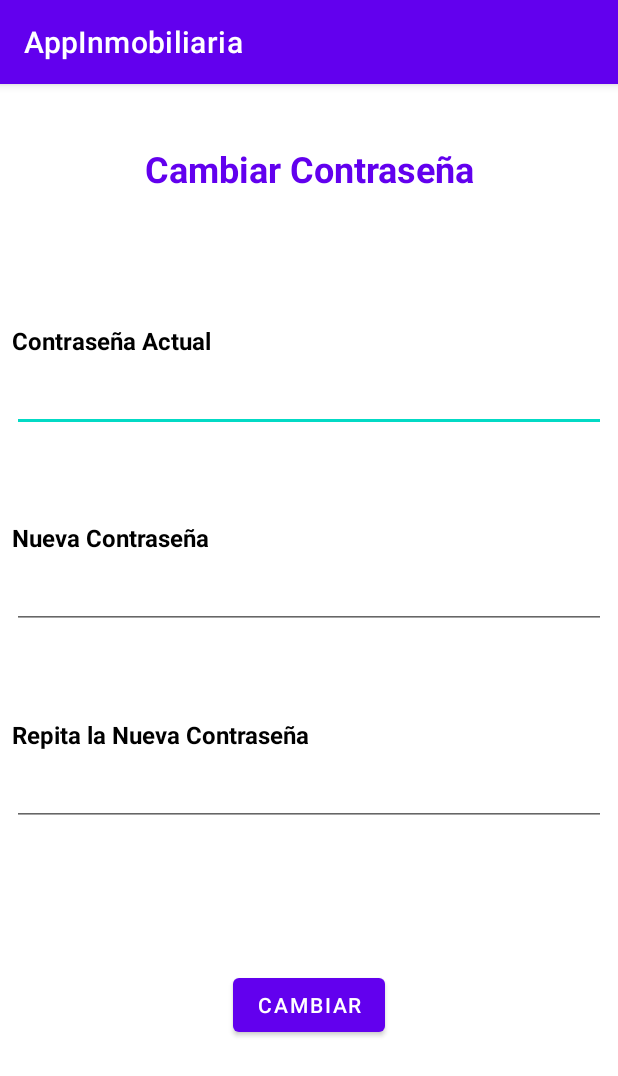
After one commit to Manug95/appMovilInmobiliaria, an Android app: the fragment CambiarContraseniaFragment shown on its own in the app's theme, on a phone screen of 412 x 824 dp. The commit adds this screen. Shown: the top 1076 px of the screen. Run offline under Robolectric (Android 15) with nearby library versions, the phone set to English and light mode, and no system bars.

Commit message:
cambiar contraseña

```diff
--- /dev/null
+++ b/app/src/main/java/com/example/appinmobiliaria/ui/perfil/CambiarContraseniaFragment.java
@@ -0,0 +1,105 @@
+package com.example.appinmobiliaria.ui.perfil;
+
+import androidx.annotation.ColorInt;
+import androidx.lifecycle.Observer;
+import androidx.lifecycle.ViewModelProvider;
+
+import android.os.Bundle;
+
+import androidx.annotation.NonNull;
+import androidx.annotation.Nullable;
+import androidx.fragment.app.Fragment;
+
+import android.view.LayoutInflater;
+import android.view.View;
+import android.view.ViewGroup;
+
+import com.example.appinmobiliaria.R;
+import com.example.appinmobiliaria.databinding.FragmentCambiarContraseniaBinding;
+
+public class CambiarContraseniaFragment extends Fragment {
+    @ColorInt
+    private int COLOR_ERROR;
+    @ColorInt
+    private int COLOR_EXITO;
+    private CambiarContraseniaViewModel viewModel;
+    private FragmentCambiarContraseniaBinding binding;
+
+    public static CambiarContraseniaFragment newInstance() {
+        return new CambiarContraseniaFragment();
+    }
+
+    @Override
+    public View onCreateView(@NonNull LayoutInflater inflater,
+                             @Nullable ViewGroup container,
+                             @Nullable Bundle savedInstanceState)
+    {
+        COLOR_EXITO = getResources().getColor(R.color.success, null);
+        COLOR_ERROR = getResources().getColor(R.color.error, null);
+        binding = FragmentCambiarContraseniaBinding.inflate(inflater, container, false);
+        viewModel = new ViewModelProvider(this).get(CambiarContraseniaViewModel.class);
+
+        viewModel.getMContraseniaCambiada().observe(getViewLifecycleOwner(), new Observer<String>() {
+            @Override
+            public void onChanged(String s) {
+                binding.tvMensajeRespuesta.setText(s);
+                binding.tvMensajeRespuesta.setTextColor(COLOR_EXITO);
+            }
+        });
+
+        viewModel.getMErrorCambiarContrasenia().observe(getViewLifecycleOwner(), new Observer<String>() {
+            @Override
+            public void onChanged(String s) {
+                binding.tvMensajeRespuesta.setText(s);
+                binding.tvMensajeRespuesta.setTextColor(COLOR_ERROR);
+            }
+        });
+
+        viewModel.getMErrorNuevaContrasenia().observe(getViewLifecycleOwner(), new Observer<String>() {
+            @Override
+            public void onChanged(String s) {
+                binding.tvErrorContraseniaNueva.setText(s);
+                binding.tvErrorContraseniaNueva.setTextColor(COLOR_ERROR);
+            }
+        });
+
+        viewModel.getMErrorContraseniaActual().observe(getViewLifecycleOwner(), new Observer<String>() {
+            @Override
+            public void onChanged(String s) {
+                binding.tvErrorContraseniaActual.setText(s);
+                binding.tvErrorContraseniaActual.setTextColor(COLOR_ERROR);
+            }
+        });
+
+        viewModel.getMErrorRepetirContrasenia().observe(getViewLifecycleOwner(), new Observer<String>() {
+            @Override
+            public void onChanged(String s) {
+                binding.tvErrorContraseniaNuevaRepetida.setText(s);
+                binding.tvErrorContraseniaNuevaRepetida.setTextColor(COLOR_ERROR);
+            }
+        });
+
+        binding.btnCambiarContrasenia.setOnClickListener(new View.OnClickListener() {
+            @Override
+            public void onClick(View v) {
+                resetearMensajesError();
+
+                String contraseniaActual = binding.etContraseniaActual.getText().toString();
+                String nuevaContrasenia = binding.etNuevaContrasenia.getText().toString();
+                String repetirContrasenia = binding.etNuevaContraseniaRepetida.getText().toString();
+
+                viewModel.cambiarContrasenia(contraseniaActual, nuevaContrasenia, repetirContrasenia);
+            }
+        });
+
+        return binding.getRoot();
+    }
+
+    private void resetearMensajesError() {
+        binding.tvErrorContraseniaActual.setText("");
+        binding.tvErrorContraseniaNueva.setText("");
+        binding.tvErrorContraseniaNuevaRepetida.setText("");
+        binding.tvMensajeRespuesta.setText("");
+    }
+
+}
--- /dev/null
+++ b/app/src/main/java/com/example/appinmobiliaria/ui/perfil/CambiarContraseniaViewModel.java
@@ -0,0 +1,97 @@
+package com.example.appinmobiliaria.ui.perfil;
+
+import android.app.Application;
+
+import androidx.annotation.NonNull;
+import androidx.lifecycle.AndroidViewModel;
+import androidx.lifecycle.LiveData;
+import androidx.lifecycle.MutableLiveData;
+
+import com.example.appinmobiliaria.modelos.CambiarContrasenia;
+import com.example.appinmobiliaria.request.ApiClient;
+import com.example.appinmobiliaria.util.ResultadoValidacion;
+
+import retrofit2.Call;
+import retrofit2.Callback;
+import retrofit2.Response;
+
+public class CambiarContraseniaViewModel extends AndroidViewModel {
+    private MutableLiveData<String> mErrorContraseniaActual = new MutableLiveData<>();
+    private MutableLiveData<String> mErrorNuevaContrasenia = new MutableLiveData<>();
+    private MutableLiveData<String> mErrorRepetirContrasenia = new MutableLiveData<>();
+    private MutableLiveData<String> mErrorCambiarContrasenia = new MutableLiveData<>();
+    private MutableLiveData<String> mContraseniaCambiada = new MutableLiveData<>();
+
+    public CambiarContraseniaViewModel(@NonNull Application application) {
+        super(application);
+    }
+
+    public LiveData<String> getMErrorContraseniaActual() {
+        return mErrorContraseniaActual;
+    }
+
+    public LiveData<String> getMErrorNuevaContrasenia() {
+        return mErrorNuevaContrasenia;
+    }
+
+    public LiveData<String> getMErrorRepetirContrasenia() {
+        return mErrorRepetirContrasenia;
+    }
+
+    public LiveData<String> getMErrorCambiarContrasenia() {
+        return mErrorCambiarContrasenia;
+    }
+
+    public LiveData<String> getMContraseniaCambiada() {
+        return mContraseniaCambiada;
+    }
+
+    public void cambiarContrasenia(String contraseniaActual, String nuevaContrasenia, String repetirContrasenia) {
+        if (!contraseniasValidas(contraseniaActual, nuevaContrasenia, repetirContrasenia))
+            return;
+
+        String token = ApiClient.leerToken(getApplication());
+        ApiClient.InmobiliariaService api = ApiClient.getInmobiliariaService();
+
+        Call<String> callCambiarContrasenia = api.cambiarContrasenia(token, contraseniaActual, nuevaContrasenia);
+
+        callCambiarContrasenia.enqueue(new Callback<String>() {
+            @Override
+            public void onResponse(Call<String> call, Response<String> response) {
+                if (response.isSuccessful()) {
+                    mContraseniaCambiada.postValue("Contraseña Cambiada");
+                } else {
+                    mErrorCambiarContrasenia.postValue("No se pudo Cambiar la contraseña");
+                }
+            }
+
+            @Override
+            public void onFailure(Call<String> call, Throwable t) {
+                mErrorCambiarContrasenia.postValue("Error al cambiar la contraseña");
+            }
+        });
+
+    }
+
+    private boolean contraseniasValidas(String contraseniaActual, String nuevaContrasenia, String repetirContrasenia) {
+        ResultadoValidacion resultadoValidacion = CambiarContrasenia.validarClaveActual(contraseniaActual);
+        boolean esValida = resultadoValidacion.esValido();
+        if (!resultadoValidacion.esValido()) {
+            mErrorContraseniaActual.setValue(resultadoValidacion.getMensajeError());
+        }
+
+        resultadoValidacion = CambiarContrasenia.validarClaveNueva(nuevaContrasenia);
+        esValida = esValida && resultadoValidacion.esValido();
+        if (!resultadoValidacion.esValido()) {
+            mErrorNuevaContrasenia.setValue(resultadoValidacion.getMensajeError());
+        }
+
+        if (!nuevaContrasenia.equals(repetirContrasenia)) {
+            mErrorRepetirContrasenia.setValue("Las contraseñas no coinciden");
+            mErrorNuevaContrasenia.setValue("Las contraseñas no coinciden");
+            esValida = false;
+        }
+
+        return esValida;
+    }
+}
--- /dev/null
+++ b/app/src/main/res/layout/fragment_cambiar_contrasenia.xml
@@ -0,0 +1,173 @@
+<?xml version="1.0" encoding="utf-8"?>
+<androidx.constraintlayout.widget.ConstraintLayout xmlns:android="http://schemas.android.com/apk/res/android"
+    xmlns:app="http://schemas.android.com/apk/res-auto"
+    xmlns:tools="http://schemas.android.com/tools"
+    android:layout_width="match_parent"
+    android:layout_height="match_parent"
+    tools:context=".ui.perfil.CambiarContraseniaFragment" >
+
+    <TextView
+        android:id="@+id/tvTituloCambiarContrasenia"
+        android:layout_width="match_parent"
+        android:layout_height="wrap_content"
+        android:layout_marginStart="8dp"
+        android:layout_marginTop="40dp"
+        android:layout_marginEnd="8dp"
+        android:text="@string/cambiar_contrasenia"
+        android:textAlignment="center"
+        android:textColor="@color/purple_500"
+        android:textSize="24sp"
+        android:textStyle="bold"
+        app:layout_constraintEnd_toEndOf="parent"
+        app:layout_constraintHorizontal_bias="0.498"
+        app:layout_constraintStart_toStartOf="parent"
+        app:layout_constraintTop_toTopOf="parent" />
+
+    <TextView
+        android:id="@+id/tvMensajeRespuesta"
+        android:layout_width="match_parent"
+        android:layout_height="wrap_content"
+        android:layout_marginStart="8dp"
+        android:layout_marginTop="28dp"
+        android:layout_marginEnd="8dp"
+        android:textAlignment="center"
+        android:textColor="@color/design_default_color_error"
+        app:layout_constraintEnd_toEndOf="parent"
+        app:layout_constraintHorizontal_bias="0.498"
+        app:layout_constraintStart_toStartOf="parent"
+        app:layout_constraintTop_toBottomOf="@+id/tvTituloCambiarContrasenia" />
+
+    <TextView
+        android:id="@+id/textView6"
+        android:layout_width="match_parent"
+        android:layout_height="wrap_content"
+        android:layout_marginStart="8dp"
+        android:layout_marginTop="40dp"
+        android:layout_marginEnd="8dp"
+        android:text="@string/contrasenia_actual"
+        android:labelFor="@+id/etContraseniaActual"
+        android:textColor="@color/black"
+        android:textSize="16sp"
+        android:textStyle="bold"
+        app:layout_constraintEnd_toEndOf="parent"
+        app:layout_constraintHorizontal_bias="0.498"
+        app:layout_constraintStart_toStartOf="parent"
+        app:layout_constraintTop_toBottomOf="@+id/tvMensajeRespuesta" />
+
+    <EditText
+        android:id="@+id/etContraseniaActual"
+        android:layout_width="match_parent"
+        android:layout_height="50dp"
+        android:layout_marginStart="8dp"
+        android:layout_marginEnd="8dp"
+        android:autofillHints="password"
+        android:ems="10"
+        android:inputType="textPassword"
+        app:layout_constraintEnd_toEndOf="parent"
+        app:layout_constraintStart_toStartOf="parent"
+        app:layout_constraintTop_toBottomOf="@+id/textView6" />
+
+    <TextView
+        android:id="@+id/tvErrorContraseniaActual"
+        android:layout_width="match_parent"
+        android:layout_height="wrap_content"
+        android:layout_marginStart="8dp"
+        android:layout_marginEnd="8dp"
+        android:textColor="@color/design_default_color_error"
+        app:layout_constraintEnd_toEndOf="parent"
+        app:layout_constraintStart_toStartOf="parent"
+        app:layout_constraintTop_toBottomOf="@+id/etContraseniaActual" />
+
+    <TextView
+        android:id="@+id/textView4"
+        android:layout_width="match_parent"
+        android:layout_height="wrap_content"
+        android:layout_marginStart="8dp"
+        android:layout_marginTop="40dp"
+        android:layout_marginEnd="8dp"
+        android:text="@string/nueva_contrasenia"
+        android:labelFor="@+id/etNuevaContrasenia"
+        android:textColor="@color/black"
+        android:textSize="16sp"
+        android:textStyle="bold"
+        app:layout_constraintEnd_toEndOf="parent"
+        app:layout_constraintHorizontal_bias="0.0"
+        app:layout_constraintStart_toStartOf="parent"
+        app:layout_constraintTop_toBottomOf="@+id/tvErrorContraseniaActual" />
+
+    <EditText
+        android:id="@+id/etNuevaContrasenia"
+        android:layout_width="match_parent"
+        android:layout_height="50dp"
+        android:layout_marginStart="8dp"
+        android:layout_marginEnd="8dp"
+        android:ems="10"
+        android:autofillHints="password"
+        android:inputType="textPassword"
+        app:layout_constraintEnd_toEndOf="parent"
+        app:layout_constraintStart_toStartOf="parent"
+        app:layout_constraintTop_toBottomOf="@+id/textView4" />
+
+    <TextView
+        android:id="@+id/tvErrorContraseniaNueva"
+        android:layout_width="match_parent"
+        android:layout_height="wrap_content"
+        android:layout_marginStart="8dp"
+        android:layout_marginEnd="8dp"
+        android:textColor="@color/design_default_color_error"
+        app:layout_constraintEnd_toEndOf="parent"
+        app:layout_constraintStart_toStartOf="parent"
+        app:layout_constraintTop_toBottomOf="@+id/etNuevaContrasenia" />
+
+    <TextView
+        android:id="@+id/textView5"
+        android:layout_width="match_parent"
+        android:layout_height="wrap_content"
+        android:layout_marginStart="8dp"
+        android:layout_marginTop="40dp"
+        android:layout_marginEnd="8dp"
+        android:text="@string/repetir_nueva_contrasenia"
+        android:labelFor="@+id/etNuevaContraseniaRepetida"
+        android:textColor="@color/black"
+        android:textSize="16sp"
+        android:textStyle="bold"
+        app:layout_constraintEnd_toEndOf="parent"
+        app:layout_constraintHorizontal_bias="0.498"
+        app:layout_constraintStart_toStartOf="parent"
+        app:layout_constraintTop_toBottomOf="@+id/tvErrorContraseniaNueva" />
+
+    <EditText
+        android:id="@+id/etNuevaContraseniaRepetida"
+        android:layout_width="match_parent"
+        android:layout_height="50dp"
+        android:layout_marginStart="8dp"
+        android:layout_marginEnd="8dp"
+        android:ems="10"
+        android:autofillHints="password"
+        android:inputType="textPassword"
+        app:layout_constraintEnd_toEndOf="parent"
+        app:layout_constraintStart_toStartOf="parent"
+        app:layout_constraintTop_toBottomOf="@+id/textView5" />
+
+    <TextView
+        android:id="@+id/tvErrorContraseniaNuevaRepetida"
+        android:layout_width="match_parent"
+        android:layout_height="wrap_content"
+        android:layout_marginStart="8dp"
+        android:layout_marginEnd="8dp"
+        android:textColor="@color/design_default_color_error"
+        app:layout_constraintEnd_toEndOf="parent"
+        app:layout_constraintStart_toStartOf="parent"
+        app:layout_constraintTop_toBottomOf="@+id/etNuevaContraseniaRepetida" />
+
+    <Button
+        android:id="@+id/btnCambiarContrasenia"
+        android:layout_width="wrap_content"
+        android:layout_height="wrap_content"
+        android:text="@string/cambiar"
+        app:layout_constraintBottom_toBottomOf="parent"
+        app:layout_constraintEnd_toEndOf="parent"
+        app:layout_constraintStart_toStartOf="parent"
+        app:layout_constraintTop_toBottomOf="@+id/tvErrorContraseniaNuevaRepetida"
+        app:layout_constraintVertical_bias="0.37" />
+</androidx.constraintlayout.widget.ConstraintLayout>
--- a/app/src/main/res/values/colors.xml
+++ b/app/src/main/res/values/colors.xml
@@ -7,4 +7,6 @@
     <color name="teal_700">#FF018786</color>
     <color name="black">#FF000000</color>
     <color name="white">#FFFFFFFF</color>
+    <color name="error">#B00020</color>
+    <color name="success">#43A047</color>
 </resources>
--- a/app/src/main/res/values/strings.xml
+++ b/app/src/main/res/values/strings.xml
@@ -36,6 +36,10 @@
     <string name="et_hint_apellido">apellido</string>
     <string name="et_hint_dni">DNI</string>
     <string name="et_hint_telefono">teléfono</string>
+    <string name="cambiar_contrasenia">Cambiar Contraseña</string>
+    <string name="contrasenia_actual">Contraseña Actual</string>
+    <string name="nueva_contrasenia">Nueva Contraseña</string>
+    <string name="repetir_nueva_contrasenia">Repita la Nueva Contraseña</string>
 
 
     <!--Mensajes de error de validacion-->
@@ -48,6 +52,7 @@
     <string name="dialog_no">NO</string>
     <string name="guardar">Guardar</string>
     <string name="editar">Editar</string>
+    <string name="cambiar">Cambiar</string>
 
     <!--Home-->
     <string name="titulo_home">Donde Nos Encontramos</string>
```
Also changed, not shown: app/src/main/java/com/example/appinmobiliaria/modelos/CambiarContrasenia.java (+25 -7 lines), app/src/main/java/com/example/appinmobiliaria/request/ApiClient.java (+12 -4 lines), app/src/main/java/com/example/appinmobiliaria/ui/perfil/PerfilFragment.java (+11 -0 lines), app/src/main/res/layout/fragment_perfil.xml (+16 -1 lines), app/src/main/res/navigation/mobile_navigation.xml (+14 -1 lines).
